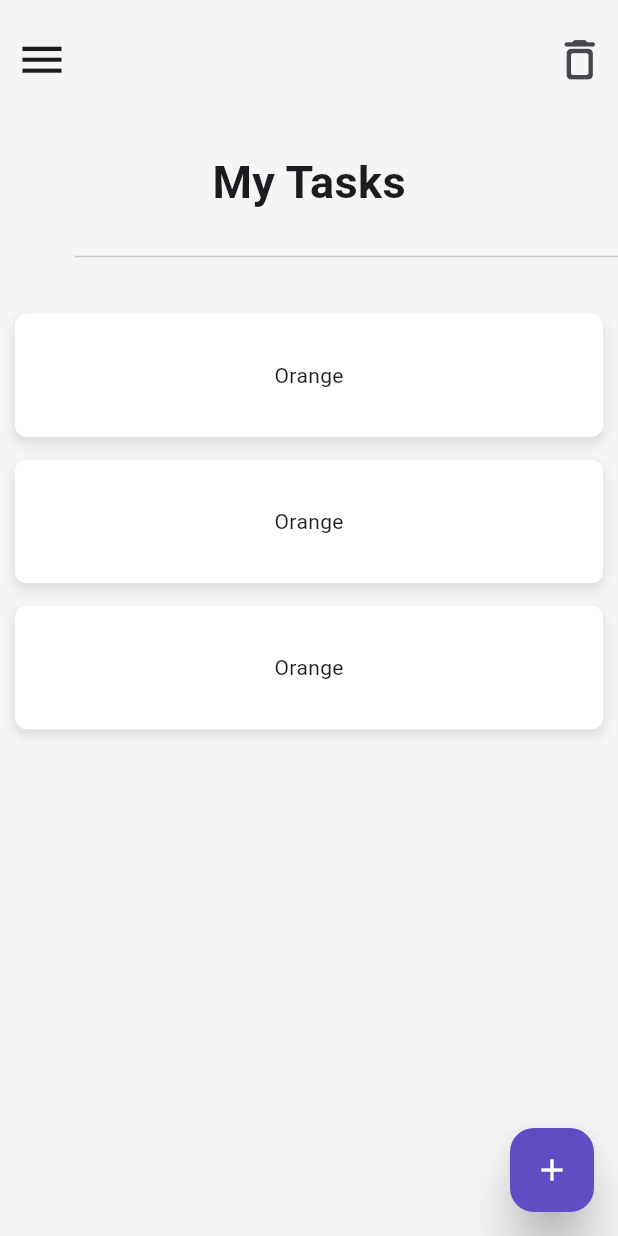
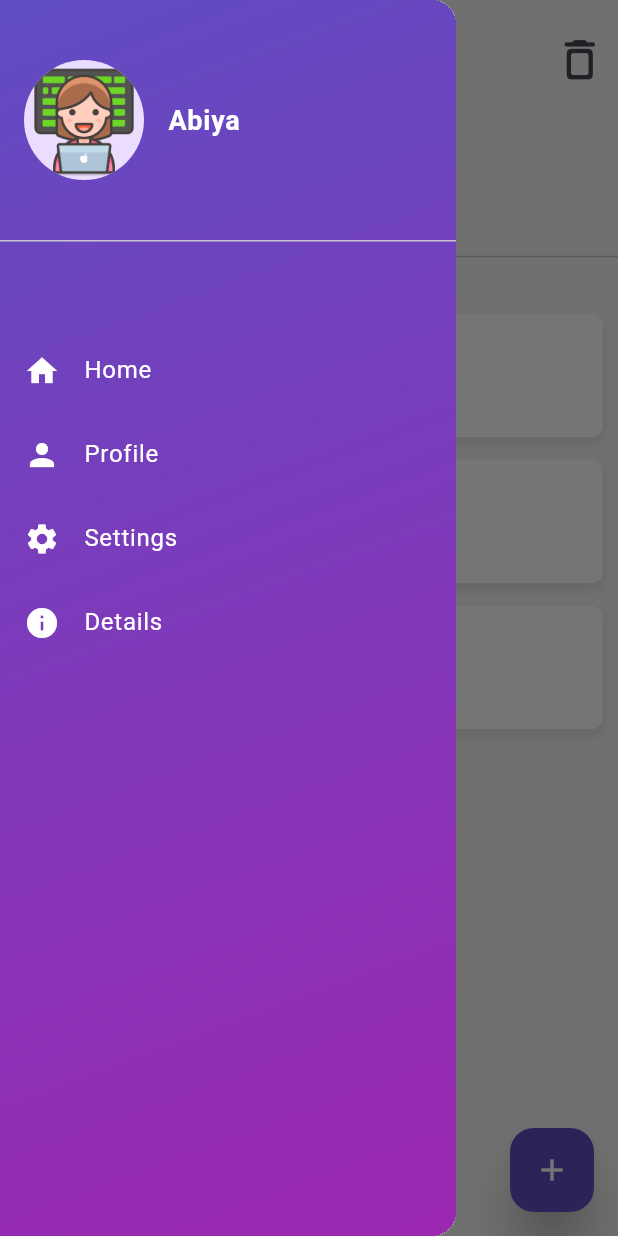
Before and after one commit to AbiyaLS/todo, a Flutter app: the todoPage screen opened directly, after a tap on the "menu" icon, on a phone screen of 412 x 824 dp. Run offline on Flutter 3.47's test engine with Material 3 defaults, Android fonts, the phone set to English and light mode, and no system bars.

Commit message:
Add menu page and update main and todo_page

```diff
--- a/lib/main.dart
+++ b/lib/main.dart
@@ -18,7 +18,7 @@ class MyApp extends StatelessWidget {
          brightness: Brightness.light,
 
        ),
-      home:newTodotile(),
+      home:todoPage(),
     );
   }
 }
--- /dev/null
+++ b/lib/pages/menu_page.dart
@@ -0,0 +1,84 @@
+import 'package:flutter/material.dart';
+
+class MenuPage extends StatelessWidget {
+  const MenuPage({super.key});
+
+  @override
+  Widget build(BuildContext context) {
+    return Drawer(
+      child: Container(
+        decoration: BoxDecoration(
+            gradient: LinearGradient(colors: [Color(0xFF604CC3),Colors.purple],
+                begin: Alignment.topLeft,
+                end: Alignment.bottomRight)
+        ),
+        child: ListView(
+          children: [
+            DrawerHeader(
+              padding: EdgeInsets.zero,
+              child: Container(
+                child: Row(
+                  children: [
+                    // Profile image
+                    Padding(
+                      padding: const EdgeInsets.all(16.0), // Add padding
+                      child: CircleAvatar(
+                        radius: 40,
+                        backgroundImage: AssetImage("assets/pic1.png"),
+                      ),
+                    ),
+                    Expanded(
+                      child: Column(
+                        mainAxisAlignment: MainAxisAlignment.center,
+                        crossAxisAlignment: CrossAxisAlignment.start,
+                        children: [
+                          Text(
+                            "Abiya",
+                            style: TextStyle(
+                              fontSize: 18,
+                              fontWeight: FontWeight.bold,
+                              color: Colors.white
+                            ),
+                          ),
+                        ],
+                      ),
+                    ),
+                  ],
+                ),
+              ),
+            ),
+            SizedBox(height: 50,),
+            ListTile(
+              leading: Icon(Icons.home,color: Colors.white),
+              title: Text('Home',style: TextStyle(color: Colors.white),),
+              onTap: () {
+                Navigator.pop(context);
+              },
+            ),
+            ListTile(
+              leading: Icon(Icons.person,color: Colors.white),
+              title: Text('Profile',style: TextStyle(color: Colors.white),),
+              onTap: () {
+                Navigator.pop(context);
+              },
+            ),
+            ListTile(
+              leading: Icon(Icons.settings,color: Colors.white),
+              title: Text('Settings',style: TextStyle(color: Colors.white),),
+              onTap: () {
+                Navigator.pop(context);
+              },
+            ),
+            ListTile(
+              leading: Icon(Icons.info,color: Colors.white,),
+              title: Text('Details',style: TextStyle(color: Colors.white),),
+              onTap: () {
+                Navigator.pop(context);
+              },
+            ),
+          ],
+        ),
+      ),
+    );
+  }
+}
--- a/lib/pages/todo_page.dart
+++ b/lib/pages/todo_page.dart
@@ -1,5 +1,6 @@
 import 'package:flutter/material.dart';
 import 'package:todo/pages/add_todotile.dart';
+import 'package:todo/pages/menu_page.dart';
 import 'package:todo/util/todo_tiles.dart';
 
 class todoPage extends StatelessWidget {
@@ -12,12 +13,18 @@ class todoPage extends StatelessWidget {
       appBar: AppBar(
         backgroundColor: Colors.grey.shade100,
         toolbarHeight: 80.0,
-        leading: IconButton(
-            onPressed: () {},
-            icon: Icon(
-              Icons.menu_sharp,
-              size: 35,
-            )),
+        leading: Builder(
+          builder: (context) {
+            return IconButton(
+                onPressed: () {
+                  Scaffold.of(context).openDrawer();
+                },
+                icon: Icon(
+                  Icons.menu_sharp,
+                  size: 35,
+                ));
+          }
+        ),
         actions: [
           IconButton(
             onPressed: () {},
@@ -28,6 +35,7 @@ class todoPage extends StatelessWidget {
           ),
         ],
       ),
+      drawer:MenuPage(),
       body: Column(
         children: [
           SizedBox(
--- a/pubspec.yaml
+++ b/pubspec.yaml
@@ -59,8 +59,8 @@ flutter:
   uses-material-design: true
 
   # To add assets to your application, add an assets section, like this:
-  # assets:
-  #   - images/a_dot_burr.jpeg
+  assets:
+    - assets/
   #   - images/a_dot_ham.jpeg
 
   # An image asset can refer to one or more resolution-specific "variants", see
```
Also changed, not shown: assets/pic1.png (added).
